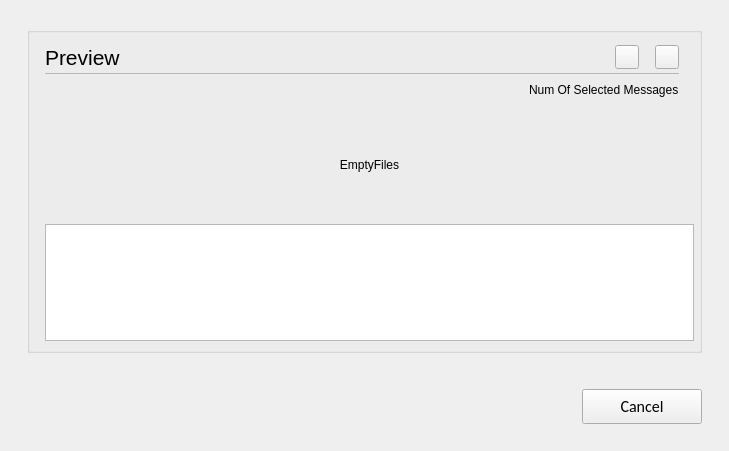
This is opensyde_tool/src/navigable_gui/unused_project_files/C_NagUnUsedProjectFilesPopUpDialog.ui in openSYDE/openSYDE as Qt 5 draws it before an edit. The edited form follows.
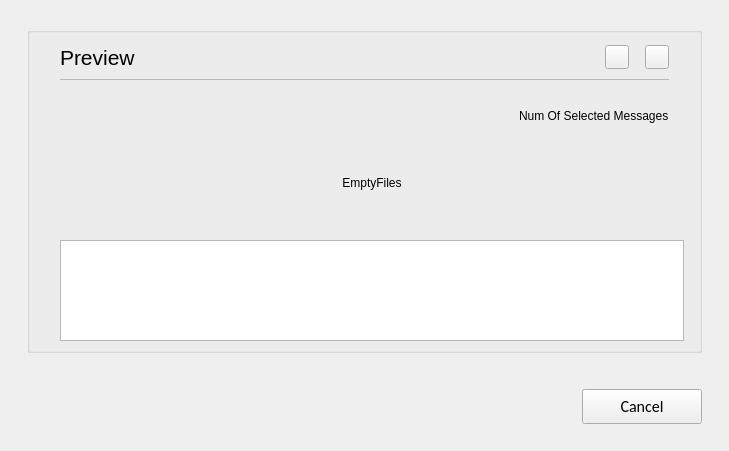
This is the edited form. Custom widgets are drawn as their Qt base class.

What changed in the file:
```diff
--- a/opensyde_tool/src/navigable_gui/unused_project_files/C_NagUnUsedProjectFilesPopUpDialog.ui
+++ b/opensyde_tool/src/navigable_gui/unused_project_files/C_NagUnUsedProjectFilesPopUpDialog.ui
@@ -33,10 +33,10 @@
      </property>
      <layout class="QVBoxLayout" name="verticalLayout_6">
       <property name="spacing">
-       <number>0</number>
+       <number>6</number>
       </property>
       <property name="leftMargin">
-       <number>15</number>
+       <number>0</number>
       </property>
       <property name="topMargin">
        <number>9</number>
@@ -52,8 +52,11 @@
         <property name="spacing">
          <number>6</number>
         </property>
+        <property name="leftMargin">
+         <number>30</number>
+        </property>
         <property name="rightMargin">
-         <number>20</number>
+         <number>30</number>
         </property>
         <item>
          <widget class="stw::opensyde_gui_elements::C_OgeLabHeadingGroupBold" name="pc_LabelHeadingPreview">
@@ -166,11 +169,14 @@
         <property name="spacing">
          <number>0</number>
         </property>
+        <property name="leftMargin">
+         <number>30</number>
+        </property>
         <property name="topMargin">
          <number>1</number>
         </property>
         <property name="rightMargin">
-         <number>20</number>
+         <number>30</number>
         </property>
         <property name="bottomMargin">
          <number>0</number>
@@ -199,27 +205,14 @@
         </item>
        </layout>
       </item>
-      <item>
-       <spacer name="verticalSpacer">
-        <property name="orientation">
-         <enum>Qt::Vertical</enum>
-        </property>
-        <property name="sizeType">
-         <enum>QSizePolicy::Fixed</enum>
-        </property>
-        <property name="sizeHint" stdset="0">
-         <size>
-          <width>6</width>
-          <height>6</height>
-         </size>
-        </property>
-       </spacer>
-      </item>
       <item>
        <layout class="QHBoxLayout" name="horizontalLayout_2">
-        <property name="rightMargin">
+        <property name="topMargin">
          <number>20</number>
         </property>
+        <property name="rightMargin">
+         <number>30</number>
+        </property>
         <property name="bottomMargin">
          <number>0</number>
         </property>
@@ -245,26 +238,13 @@
         </item>
        </layout>
       </item>
-      <item>
-       <spacer name="verticalSpacer_6">
-        <property name="orientation">
-         <enum>Qt::Vertical</enum>
-        </property>
-        <property name="sizeType">
-         <enum>QSizePolicy::Fixed</enum>
-        </property>
-        <property name="sizeHint" stdset="0">
-         <size>
-          <width>6</width>
-          <height>6</height>
-         </size>
-        </property>
-       </spacer>
-      </item>
       <item>
        <layout class="QVBoxLayout" name="verticalLayout_4" stretch="1,1">
+        <property name="leftMargin">
+         <number>30</number>
+        </property>
         <property name="rightMargin">
-         <number>5</number>
+         <number>15</number>
         </property>
         <property name="bottomMargin">
          <number>0</number>
@@ -280,7 +260,23 @@
          </widget>
         </item>
         <item>
-         <widget class="stw::opensyde_gui::C_NagUnUsedProjectFilesTableView" name="pc_TableViewUnUsedFiles"/>
+         <widget class="stw::opensyde_gui::C_NagUnUsedProjectFilesTableView" name="pc_TableViewUnUsedFiles">
+          <property name="editTriggers">
+           <set>QAbstractItemView::DoubleClicked|QAbstractItemView::EditKeyPressed</set>
+          </property>
+          <property name="selectionBehavior">
+           <enum>QAbstractItemView::SelectRows</enum>
+          </property>
+          <property name="gridStyle">
+           <enum>Qt::SolidLine</enum>
+          </property>
+          <attribute name="horizontalHeaderStretchLastSection">
+           <bool>true</bool>
+          </attribute>
+          <attribute name="verticalHeaderStretchLastSection">
+           <bool>false</bool>
+          </attribute>
+         </widget>
         </item>
        </layout>
       </item>
@@ -364,6 +360,11 @@
   </layout>
  </widget>
  <customwidgets>
+  <customwidget>
+   <class>stw::opensyde_gui_elements::C_OgeLabGroupItem</class>
+   <extends>QLabel</extends>
+   <header>C_OgeLabGroupItem.hpp</header>
+  </customwidget>
   <customwidget>
    <class>stw::opensyde_gui_elements::C_OgeFraSeparator</class>
    <extends>QFrame</extends>
@@ -375,32 +376,27 @@
    <extends>QLabel</extends>
    <header>C_OgeLabHeadingGroupBold.hpp</header>
   </customwidget>
-  <customwidget>
-   <class>stw::opensyde_gui_elements::C_OgeLabGroupItem</class>
-   <extends>QLabel</extends>
-   <header>C_OgeLabGroupItem.hpp</header>
-  </customwidget>
-  <customwidget>
-   <class>stw::opensyde_gui_elements::C_OgePubIconOnly</class>
-   <extends>QPushButton</extends>
-   <header>C_OgePubIconOnly.hpp</header>
-  </customwidget>
   <customwidget>
    <class>stw::opensyde_gui_elements::C_OgeGbx</class>
    <extends>QGroupBox</extends>
    <header>C_OgeGbx.hpp</header>
    <container>1</container>
   </customwidget>
+  <customwidget>
+   <class>stw::opensyde_gui_elements::C_OgePubCancel</class>
+   <extends>QPushButton</extends>
+   <header>C_OgePubCancel.hpp</header>
+  </customwidget>
+  <customwidget>
+   <class>stw::opensyde_gui_elements::C_OgePubIconOnly</class>
+   <extends>QPushButton</extends>
+   <header>C_OgePubIconOnly.hpp</header>
+  </customwidget>
   <customwidget>
    <class>stw::opensyde_gui::C_NagUnUsedProjectFilesTableView</class>
    <extends>QTableView</extends>
    <header>C_NagUnUsedProjectFilesTableView.hpp</header>
   </customwidget>
-  <customwidget>
-   <class>stw::opensyde_gui_elements::C_OgePubCancel</class>
-   <extends>QPushButton</extends>
-   <header>C_OgePubCancel.hpp</header>
-  </customwidget>
  </customwidgets>
  <resources/>
  <connections/>
```
